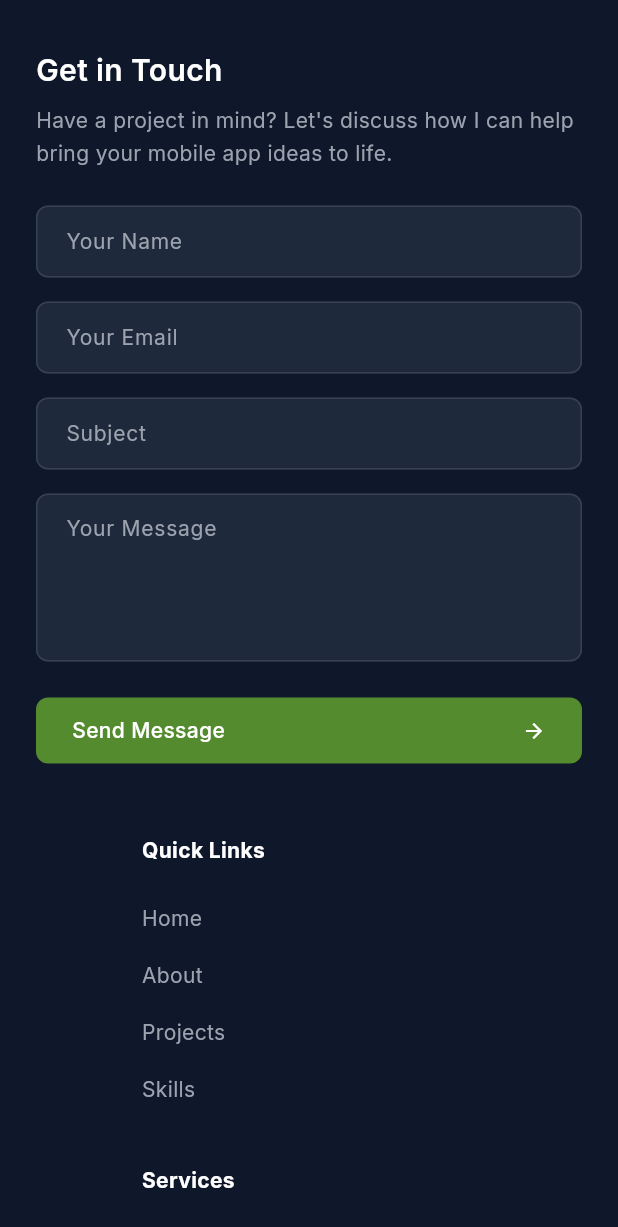
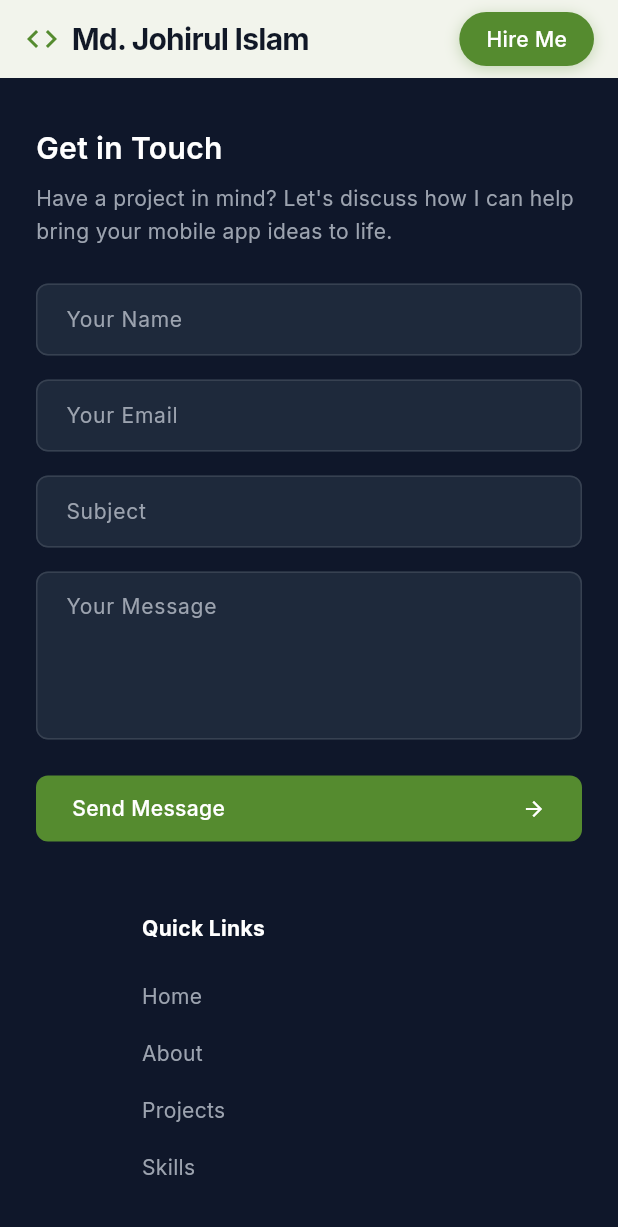
Before and after one commit to MrJohir/Portfolio, a Flutter app: the screen it shows after launch, after a tap on "Hire Me", on a phone screen of 412 x 824 dp. Shown: the top 1227 px of the screen. Run offline on Flutter 3.47's test engine with Material 3 defaults, Android fonts, the phone set to English and light mode, and no system bars; our stand-ins replace cached_network_image, google_fonts; missing offline and left inert: dart:html; network calls fail.

Commit message:
new job info added and tab bar fix

```diff
--- a/lib/core/common/widgets/nav_bar.dart
+++ b/lib/core/common/widgets/nav_bar.dart
@@ -15,7 +15,7 @@ class NavBar extends StatelessWidget {
     final isDesktop = Responsive.isDesktop(context);
 
     return ResponsiveContainer(
-      padding: const EdgeInsets.symmetric(horizontal: 16, vertical: 16),
+      padding: const EdgeInsets.symmetric(horizontal: 16, vertical: 8),
       child: Row(
         mainAxisAlignment: MainAxisAlignment.spaceBetween,
         children: [
@@ -87,7 +87,7 @@ class NavBar extends StatelessWidget {
           onTap: () => ScrollService.instance.scrollToContact(),
           borderRadius: BorderRadius.circular(100),
           child: Padding(
-            padding: const EdgeInsets.symmetric(horizontal: 20, vertical: 10),
+            padding: const EdgeInsets.symmetric(horizontal: 18, vertical: 8),
             child: Text(
               AppStrings.hireMe,
               style: AppTextStyles.button.copyWith(fontWeight: FontWeight.w500),
--- a/lib/core/utils/constants/app_strings.dart
+++ b/lib/core/utils/constants/app_strings.dart
@@ -36,14 +36,14 @@ class AppStrings {
   static const String aboutQuote =
       'Clean code solves problems, but collaboration builds legacies.';
   static const String seeCaseStudies = 'See my projects';
-  static const String aboutTitle = 'PROFESSIONAL SUMMARY & WORK EXPERIENCE';
+  static const String aboutTitle = 'PROFESSIONAL SUMMARY';
   static const String aboutPara1 =
       "I'm a Results-driven Flutter Developer and Team Lead with proven experience in building, leading, and delivering production-grade mobile applications published on both Google Play Store and Apple App Store.";
   static const String aboutPara2 =
       'Strong expertise in Flutter architecture, state management (GetX, Provider, Riverpod), API integration, and real-time systems, AI Integration. Adept at leading teams, owning application lifecycle, and shipping scalable, secure, and high-performance apps.';
   static const String aboutPara3 =
       'Recognized for turning complex requirements into clean, user-focused solutions. I believe in writing clean, scalable code and fostering clear communication.';
-  static const String workExperience = 'My Working Experience';
+  static const String workExperience = 'PROFESSIONAL EXPERIENCE';
 
   // Work Experience
   static const String flutterTeamLead = 'Flutter Developer | Team Lead';
@@ -125,5 +125,5 @@ class AppStrings {
   static const String certification1 =
       'Flutter App Development (Ostad Limited) – 6 Months, 2024';
   static const String certification2 =
-      'Flutter App Development (Learning Approach) – 3 Months, 2024';
+      'Flutter App Development (Learning Approach) – 3 Months, 2023';
 }
--- a/lib/core/utils/theme/app_text_styles.dart
+++ b/lib/core/utils/theme/app_text_styles.dart
@@ -12,7 +12,7 @@ class AppTextStyles {
 
   // Hero title - text-4xl lg:text-5xl font-bold
   static TextStyle get heroTitle => _baseStyle.copyWith(
-    fontSize: 48,
+    fontSize: 32,
     fontWeight: FontWeight.w700,
     height: 1.1,
     color: AppColors.textPrimary,
--- a/lib/features/home/views/screens/home_page.dart
+++ b/lib/features/home/views/screens/home_page.dart
@@ -25,12 +25,16 @@ class _HomePageState extends State<HomePage> {
     final isMobile = Responsive.isMobile(context);
 
     return Scaffold(
-      body: SingleChildScrollView(
+      body: Column(
+        children: [
+          // Fixed Navigation bar at the top
+          const NavBar(),
+          // Scrollable content
+          Expanded(
+            child: SingleChildScrollView(
               controller: scrollService.scrollController,
               child: Column(
                 children: [
-            // Navigation bar
-            const NavBar(),
                   // Hero section (Home)
                   HeroSection(key: scrollService.homeKey),
                   // About section with 3 cards
@@ -51,6 +55,9 @@ class _HomePageState extends State<HomePage> {
                 ],
               ),
             ),
+          ),
+        ],
+      ),
     );
   }
 }
--- a/lib/features/home/views/widgets/about_section.dart
+++ b/lib/features/home/views/widgets/about_section.dart
@@ -31,9 +31,9 @@ class AboutSection extends StatelessWidget {
       crossAxisAlignment: CrossAxisAlignment.start,
       children: [
         const Expanded(child: SizedBox(height: 500, child: _PortraitCard())),
-        const SizedBox(width: 32),
+        const SizedBox(width: 24),
         Expanded(child: _DescriptionCard()),
-        const SizedBox(width: 32),
+        const SizedBox(width: 24),
         Expanded(child: _ExperienceCard()),
       ],
     );
@@ -47,7 +47,7 @@ class AboutSection extends StatelessWidget {
             crossAxisAlignment: CrossAxisAlignment.stretch,
             children: [
               const Expanded(
-                child: SizedBox(height: 400, child: _PortraitCard()),
+                child: SizedBox(height: 500, child: _PortraitCard()),
               ),
               const SizedBox(width: 24),
               Expanded(child: _DescriptionCard()),
@@ -148,7 +148,7 @@ class _DescriptionCard extends StatelessWidget {
   @override
   Widget build(BuildContext context) {
     return Container(
-      padding: const EdgeInsets.all(32),
+      padding: const EdgeInsets.all(24),
       decoration: BoxDecoration(
         color: AppColors.surfaceLight,
         borderRadius: BorderRadius.circular(16),
@@ -166,17 +166,17 @@ class _DescriptionCard extends StatelessWidget {
           mainAxisSize: MainAxisSize.min,
           children: [
             Text(AppStrings.aboutTitle, style: AppTextStyles.sectionTitle),
-            const SizedBox(height: 24),
+            const SizedBox(height: 8),
             Text(
               AppStrings.aboutPara1,
               style: AppTextStyles.body.copyWith(height: 1.7),
             ),
-            const SizedBox(height: 16),
+            const SizedBox(height: 8),
             Text(
               AppStrings.aboutPara2,
               style: AppTextStyles.body.copyWith(height: 1.7),
             ),
-            const SizedBox(height: 16),
+            const SizedBox(height: 8),
             Text(
               AppStrings.aboutPara3,
               style: AppTextStyles.body.copyWith(height: 1.7),
@@ -193,7 +193,7 @@ class _ExperienceCard extends StatelessWidget {
   @override
   Widget build(BuildContext context) {
     return Container(
-      padding: const EdgeInsets.all(32),
+      padding: const EdgeInsets.all(24),
       decoration: BoxDecoration(
         color: AppColors.surfaceLight,
         borderRadius: BorderRadius.circular(16),
@@ -209,14 +209,21 @@ class _ExperienceCard extends StatelessWidget {
         crossAxisAlignment: CrossAxisAlignment.start,
         children: [
           Text(AppStrings.workExperience, style: AppTextStyles.cardTitle),
-          const SizedBox(height: 24),
+          const SizedBox(height: 16),
+          const _ExperienceItem(
+            title: 'Mobile Application Developer (Flutter)',
+            company: 'ADEVS',
+            period: 'Jan 2026 - Present',
+            isActive: true,
+          ),
+          const SizedBox(height: 8),
           const _ExperienceItem(
             title: 'Flutter Developer | Team Lead',
             company: 'Softvency IT Limited',
-            period: 'Oct 2024 - Present',
-            isActive: true,
+            period: 'Oct 2024 - Dec 2025',
+            isActive: false,
           ),
-          const SizedBox(height: 32),
+          const SizedBox(height: 24),
           // Education Section
           Text(AppStrings.education, style: AppTextStyles.cardTitle),
           const SizedBox(height: 16),
@@ -226,13 +233,13 @@ class _ExperienceCard extends StatelessWidget {
             year: '2024',
             grade: 'CGPA: 3.47 / 4.00',
           ),
-          const SizedBox(height: 12),
-          const _EducationItem(
-            degree: 'Higher Secondary Certificate (Science)',
-            institution: 'Dinajpur Board',
-            year: '2020',
-            grade: 'GPA: 4.08 / 5.00',
-          ),
+          // const SizedBox(height: 12),
+          // const _EducationItem(
+          //   degree: 'Higher Secondary Certificate (Science)',
+          //   institution: 'Dinajpur Board',
+          //   year: '2020',
+          //   grade: 'GPA: 4.08 / 5.00',
+          // ),
           const SizedBox(height: 24),
           // Certifications
           Text(AppStrings.certifications, style: AppTextStyles.cardTitle),
@@ -334,11 +341,11 @@ class _ExperienceItem extends StatelessWidget {
       decoration: BoxDecoration(
         color: isActive
             ? AppColors.primary.withValues(alpha: 0.1)
-            : Colors.transparent,
+            : AppColors.borderLight,
         borderRadius: BorderRadius.circular(12),
         border: Border(
           left: BorderSide(
-            color: isActive ? AppColors.primary : AppColors.borderLight,
+            color: isActive ? AppColors.primary : AppColors.borderDark,
             width: 3,
           ),
         ),
--- a/lib/features/home/views/widgets/hero_section.dart
+++ b/lib/features/home/views/widgets/hero_section.dart
@@ -19,10 +19,7 @@ class HeroSection extends StatelessWidget {
     final isDesktop = Responsive.isDesktop(context);
 
     return ResponsiveContainer(
-      padding: EdgeInsets.symmetric(
-        horizontal: 24,
-        vertical: isDesktop ? 48 : 24,
-      ),
+      padding: EdgeInsets.symmetric(horizontal: 24, vertical: 24),
       child: isDesktop ? _buildDesktopLayout() : _buildMobileLayout(),
     );
   }
```
Lines whose indentation alone changed are shown as unchanged.
